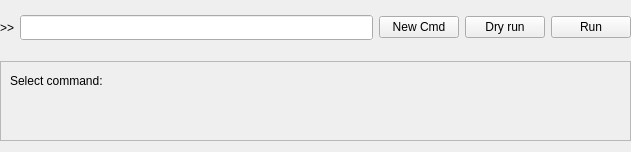
First picture: the form in nicos_ess/gui/panels/ui_files/cmdbuilder.ui, repository ess-dmsc/nicos, before the edit.
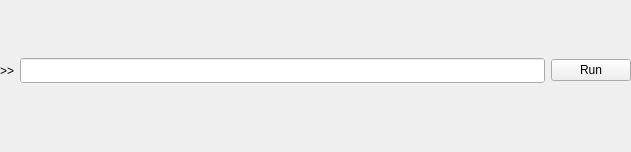
Second picture: the form after the edit. Custom widgets are drawn as their Qt base class.

Commit message: removed cmd panel cruft

```diff
--- a/nicos_ess/gui/panels/ui_files/cmdbuilder.ui
+++ b/nicos_ess/gui/panels/ui_files/cmdbuilder.ui
@@ -85,29 +85,6 @@
         </property>
        </widget>
       </item>
-      <item>
-       <widget class="QPushButton" name="cmdBtn">
-        <property name="text">
-         <string>New Cmd</string>
-        </property>
-        <property name="checkable">
-         <bool>true</bool>
-        </property>
-        <property name="checked">
-         <bool>false</bool>
-        </property>
-       </widget>
-      </item>
-      <item>
-       <widget class="QPushButton" name="simBtn">
-        <property name="focusPolicy">
-         <enum>Qt::TabFocus</enum>
-        </property>
-        <property name="text">
-         <string>Dry run</string>
-        </property>
-       </widget>
-      </item>
       <item>
        <widget class="QPushButton" name="runBtn">
         <property name="focusPolicy">
@@ -121,64 +98,6 @@
      </layout>
     </widget>
    </item>
-   <item>
-    <widget class="QFrame" name="frame">
-     <property name="sizePolicy">
-      <sizepolicy hsizetype="Preferred" vsizetype="Preferred">
-       <horstretch>0</horstretch>
-       <verstretch>0</verstretch>
-      </sizepolicy>
-     </property>
-     <property name="autoFillBackground">
-      <bool>true</bool>
-     </property>
-     <property name="frameShape">
-      <enum>QFrame::StyledPanel</enum>
-     </property>
-     <property name="frameShadow">
-      <enum>QFrame::Raised</enum>
-     </property>
-     <layout class="QVBoxLayout" name="verticalLayout_2">
-      <item>
-       <layout class="QHBoxLayout" name="btnLayout">
-        <item>
-         <widget class="QLabel" name="label_3">
-          <property name="text">
-           <string>Select command:</string>
-          </property>
-         </widget>
-        </item>
-        <item>
-         <spacer name="horizontalSpacer">
-          <property name="orientation">
-           <enum>Qt::Horizontal</enum>
-          </property>
-          <property name="sizeHint" stdset="0">
-           <size>
-            <width>40</width>
-            <height>20</height>
-           </size>
-          </property>
-         </spacer>
-        </item>
-       </layout>
-      </item>
-      <item>
-       <spacer name="verticalSpacer">
-        <property name="orientation">
-         <enum>Qt::Vertical</enum>
-        </property>
-        <property name="sizeHint" stdset="0">
-         <size>
-          <width>20</width>
-          <height>40</height>
-         </size>
-        </property>
-       </spacer>
-      </item>
-     </layout>
-    </widget>
-   </item>
   </layout>
  </widget>
  <customwidgets>
```
The commit also changes 2 other files.
